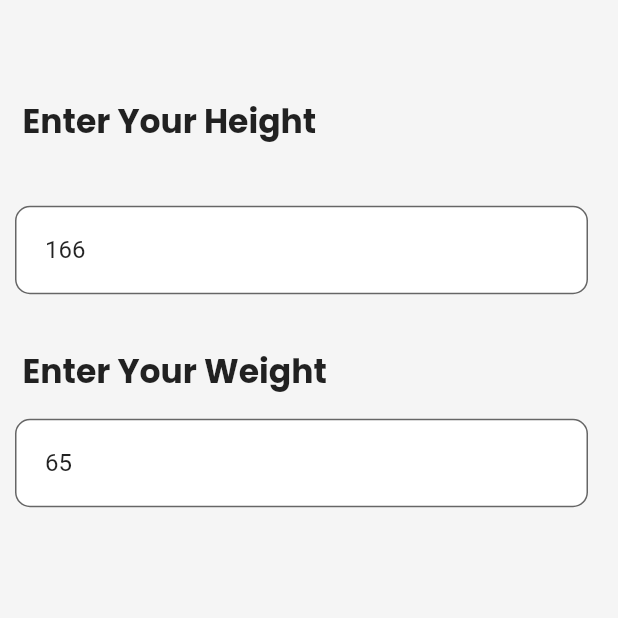
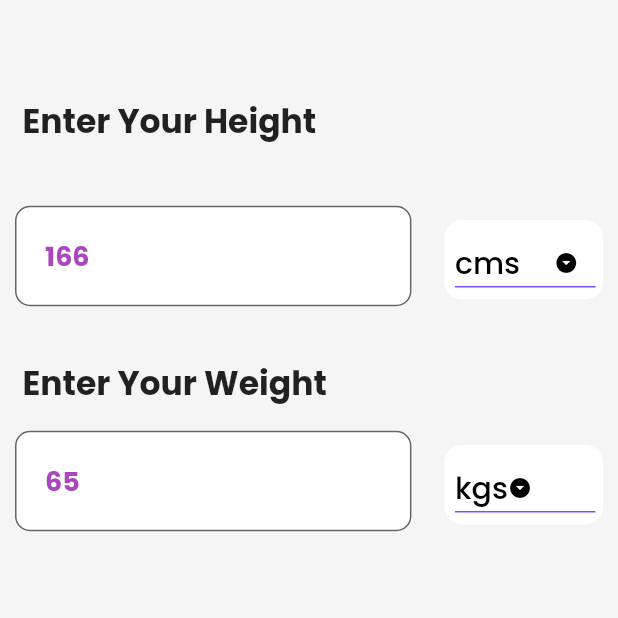
Before and after one commit to nikhil-RGB/BMI-calculator, a Flutter app: the screen it shows after launch, on a phone screen of 412 x 824 dp, the top half of it. Run offline on Flutter 3.47's test engine with Material 2 defaults, Android fonts, the phone set to English and light mode, and no system bars; our stand-ins replace google_fonts.

Commit message:
💄 Add units drop-downs

```diff
--- a/lib/pages/InputPage.dart
+++ b/lib/pages/InputPage.dart
@@ -13,6 +13,11 @@ class _InputPageState extends State<InputPage> {
   TextEditingController weight = TextEditingController(text: "65");
 
   TextEditingController height = TextEditingController(text: "166");
+  final List<String> weight_modes = ["kgs", "lbs"];
+  final List<String> height_modes = ["cms", "inches"];
+
+  String modeWeight = "kgs";
+  String modeHeight = "cms";
 
   @override
   Widget build(BuildContext context) {
@@ -39,9 +44,18 @@ class _InputPageState extends State<InputPage> {
               ),
             ),
             SizedBox(height: MediaQuery.of(context).size.height * 0.03),
-            Padding(
-              padding: const EdgeInsets.only(left: 10, right: 20, bottom: 20),
-              child: inputField(title: "Input Height", ctx: height),
+            Row(
+              children: [
+                Expanded(
+                  flex: 5,
+                  child: Padding(
+                    padding:
+                        const EdgeInsets.only(left: 10, right: 20, bottom: 20),
+                    child: inputField(title: "Input Height", ctx: height),
+                  ),
+                ),
+                Expanded(flex: 2, child: createDropDown(height_modes)),
+              ],
             ),
             Padding(
               padding: const EdgeInsets.all(15.0),
@@ -58,9 +72,18 @@ class _InputPageState extends State<InputPage> {
                 ],
               ),
             ),
-            Padding(
-              padding: const EdgeInsets.only(left: 10, right: 20, bottom: 20),
-              child: inputField(title: "Input Weight", ctx: weight),
+            Row(
+              children: [
+                Expanded(
+                  flex: 5,
+                  child: Padding(
+                    padding:
+                        const EdgeInsets.only(left: 10, right: 20, bottom: 20),
+                    child: inputField(title: "Input Weight", ctx: weight),
+                  ),
+                ),
+                Expanded(flex: 2, child: createDropDown(weight_modes)),
+              ],
             ),
           ]),
         ),
@@ -72,6 +95,10 @@ class _InputPageState extends State<InputPage> {
       {required String title, required TextEditingController ctx}) {
     return TextFormField(
       controller: ctx,
+      style: GoogleFonts.poppins(
+          fontSize: 18,
+          fontWeight: FontWeight.bold,
+          color: Colors.purple.shade400),
       autovalidateMode: AutovalidateMode.onUserInteraction,
       inputFormatters: <TextInputFormatter>[
         FilteringTextInputFormatter.allow(RegExp(r'[0-9]')),
@@ -105,4 +132,49 @@ class _InputPageState extends State<InputPage> {
       },
     );
   }
+
+  Container createDropDown(List<String> modes) {
+    bool isweight = (modes[0] == "kgs");
+    return Container(
+      decoration: BoxDecoration(
+        color: Colors.white,
+        borderRadius: BorderRadius.circular(12),
+      ),
+      padding: const EdgeInsets.only(top: 5, bottom: 0, left: 7, right: 5),
+      margin: const EdgeInsets.only(left: 2, right: 10, bottom: 15),
+      child: DropdownButton(
+        underline: Container(
+          height: 1,
+          color: Colors.deepPurpleAccent, //<-- SEE HERE
+        ),
+        style: GoogleFonts.poppins(
+          color: Colors.black,
+          fontSize: 20,
+          fontWeight: FontWeight.w500,
+        ),
+        borderRadius: BorderRadius.circular(12),
+        value: (isweight) ? modeWeight : modeHeight,
+        items: modes
+            .map((String val) => DropdownMenuItem(value: val, child: Text(val)))
+            .toList(),
+        onChanged: (new_val) {
+          setState(() {
+            if (new_val == null) {
+              return;
+            }
+            if (isweight) {
+              modeWeight = new_val;
+            } else {
+              modeHeight = new_val;
+            }
+          });
+        },
+        icon: const Icon(
+          Icons.arrow_drop_down_circle,
+          color: Colors.black,
+          size: 16,
+        ),
+      ),
+    );
+  }
 }
```
